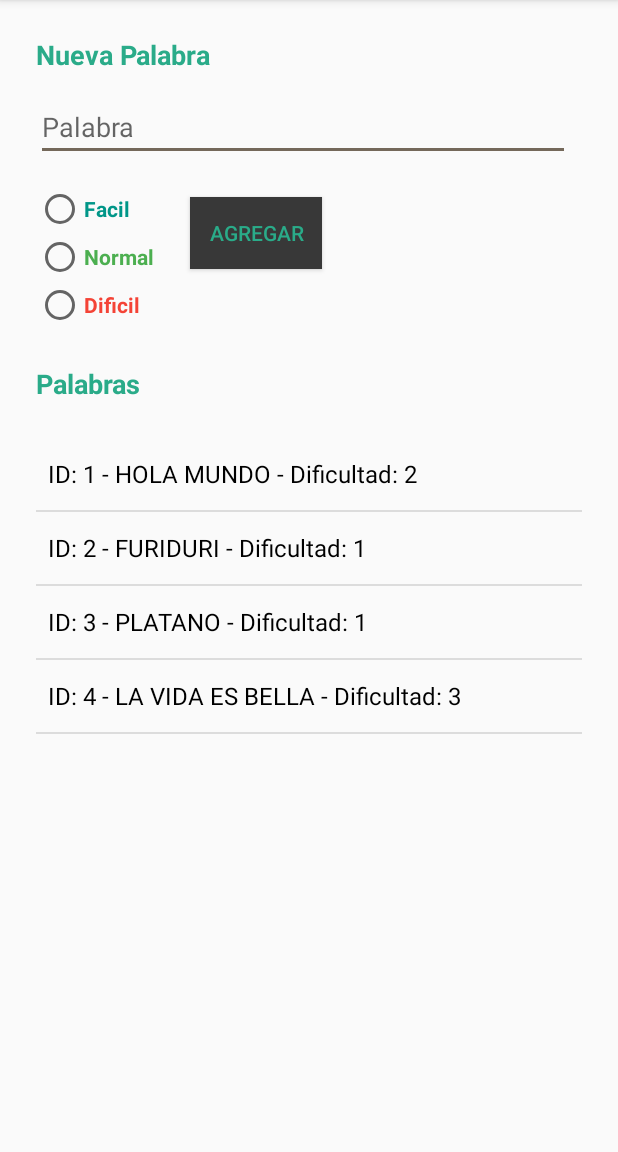
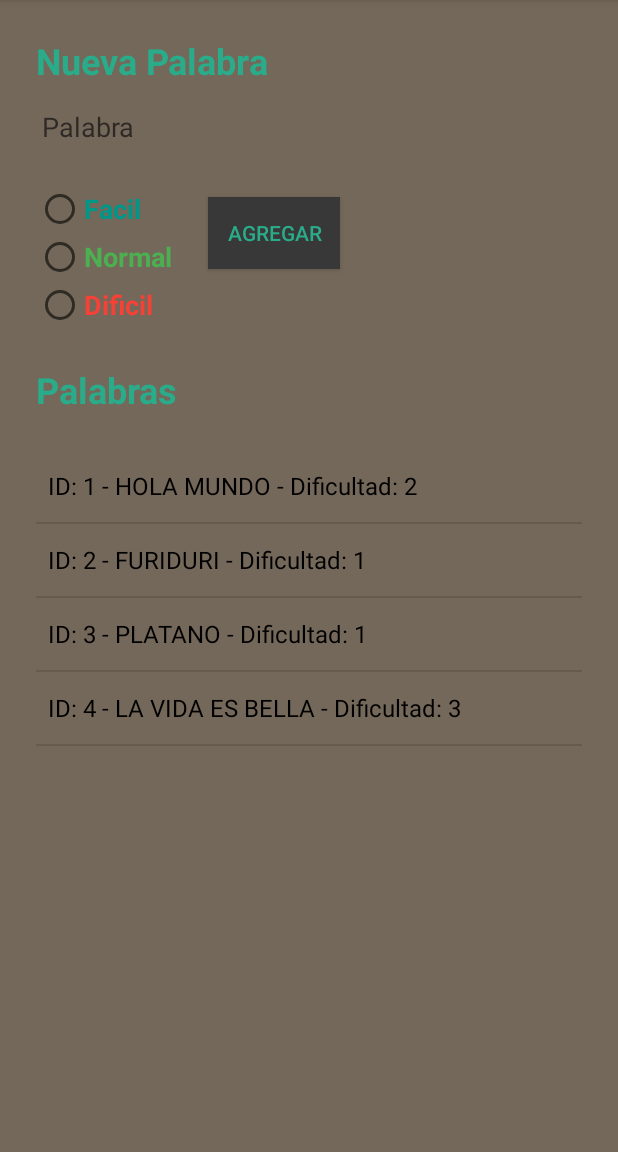
Before and after one commit to Furiduri/JuegoDelHorcado, an Android app: the CRUDPalabras screen opened directly, with no data from a screen before it, on a phone screen of 412 x 824 dp, the part 84-1236 px from its top. Run offline under Robolectric (Android 15) with nearby library versions, the phone set to English and light mode, and no system bars.

Commit message:
Correcion de bugs

```diff
--- a/app/src/main/AndroidManifest.xml
+++ b/app/src/main/AndroidManifest.xml
@@ -21,8 +21,7 @@
             android:name=".Winer"
             android:parentActivityName=".MainActivity" />
         <activity
-            android:name=".Start_Game"
-            android:parentActivityName=".MainActivity" />
+            android:name=".Start_Game" />
         <activity android:name=".MainActivity">
             <intent-filter>
                 <action android:name="android.intent.action.MAIN" />
--- a/app/src/main/java/com/example/GameHangman/MainActivity.java
+++ b/app/src/main/java/com/example/GameHangman/MainActivity.java
@@ -22,7 +22,6 @@ public class MainActivity extends AppCompatActivity {
             case R.id.btnStart:
                 Intent StartGame = new Intent(this, Start_Game.class);
                 startActivity(StartGame);
-                finish();
                 break;
             case R.id.imgLogo:
                 Uri uri = Uri.parse("http://gcatcode.com");
@@ -33,12 +32,10 @@ public class MainActivity extends AppCompatActivity {
             case R.id.btnDiccionary:
                 Intent Diccionary = new Intent(this, CRUDPalabras.class);
                 startActivity(Diccionary);
-                finish();
                 break;
             case  R.id.btnScore:
                 Intent ScoreView = new Intent(this, Scores.class);
                 startActivity(ScoreView);
-                finish();
                 break;
                 default:
         }
--- a/app/src/main/res/layout/activity_crud_palabras.xml
+++ b/app/src/main/res/layout/activity_crud_palabras.xml
@@ -4,7 +4,10 @@
     xmlns:tools="http://schemas.android.com/tools"
     android:layout_width="match_parent"
     android:layout_height="match_parent"
-    tools:context=".CRUDPalabras" android:accessibilityPaneTitle="Diccionario">
+    android:accessibilityPaneTitle="Diccionario"
+    android:background="@color/colorAccent"
+    android:foregroundGravity="fill_horizontal"
+    tools:context=".CRUDPalabras">
 
     <TextView
         android:id="@+id/textView10"
@@ -15,10 +18,10 @@
         android:layout_marginTop="24dp"
         android:layout_marginEnd="8dp"
         android:layout_marginRight="8dp"
-        android:layout_marginBottom="16dp"
+        android:layout_marginBottom="24dp"
         android:text="Nueva Palabra"
         android:textColor="@color/colorPrimaryDark"
-        android:textSize="18sp"
+        android:textSize="24sp"
         android:textStyle="bold"
         app:layout_constraintBottom_toTopOf="@+id/txtPalabra"
         app:layout_constraintEnd_toEndOf="parent"
@@ -71,6 +74,7 @@
             android:layout_weight="1"
             android:text="Facil"
             android:textColor="#009688"
+            android:textSize="18sp"
             android:textStyle="bold" />
 
         <RadioButton
@@ -80,6 +84,7 @@
             android:layout_weight="1"
             android:text="Normal"
             android:textColor="#4CAF50"
+            android:textSize="18sp"
             android:textStyle="bold" />
 
         <RadioButton
@@ -89,6 +94,7 @@
             android:layout_weight="4"
             android:text="Dificil"
             android:textColor="#F44336"
+            android:textSize="18sp"
             android:textStyle="bold" />
     </RadioGroup>
 
@@ -125,7 +131,7 @@
         android:layout_marginBottom="8dp"
         android:text="Palabras"
         android:textColor="@color/colorPrimaryDark"
-        android:textSize="18sp"
+        android:textSize="24sp"
         android:textStyle="bold"
         app:layout_constraintBottom_toBottomOf="parent"
         app:layout_constraintEnd_toEndOf="parent"
```
Also changed, not shown: 1 other file.
